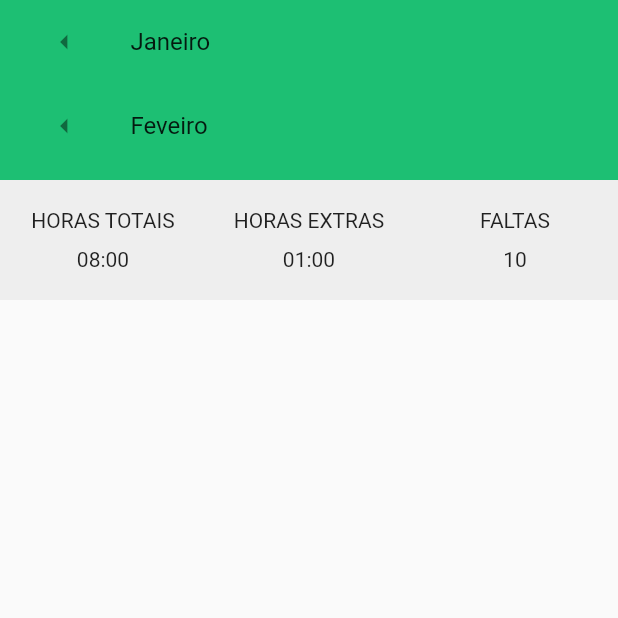
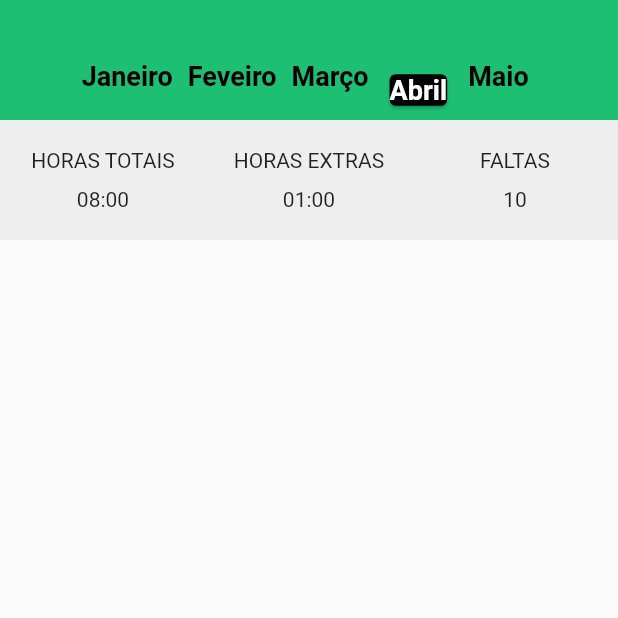
Before and after one commit to upPlay-company/via-ponto, a Flutter app: the RelatorioMonth screen opened directly, on a phone screen of 412 x 824 dp, the top half of it. Run offline on Flutter 3.47's test engine with Material 2 defaults, Android fonts, the phone set to English and light mode, and no system bars; our stand-ins replace bubble_tab_indicator, date_picker_timeline, flutter_mobx, geolocator, get_it, mobx and 3 more; missing offline and left inert: bmnav, location_permissions, slide_digital_clock; accounts and stored records are empty; generated files the repository leaves out were written again; network calls fail; statements that could not run were skipped.

Commit message:
Mês atual retornando dentro do card

```diff
--- a/lib/screens/relatorio/components/relatorio_month.dart
+++ b/lib/screens/relatorio/components/relatorio_month.dart
@@ -1,4 +1,3 @@
-import 'package:date_picker_timeline/date_picker_widget.dart';
 import 'package:flutter/material.dart';
 import 'package:flutter_mobx/flutter_mobx.dart';
 import 'package:viaponto_oficial/model/bater_ponto/bater_ponto.dart';
@@ -11,8 +10,6 @@ class RelatorioMonth extends StatefulWidget {
 }
 
 class _RelatorioMonthState extends State<RelatorioMonth> {
-  DatePickerController _controller = DatePickerController();
-
   DateTime _selectedValue = DateTime.now();
 
   final MyPontoStore store = MyPontoStore();
@@ -33,31 +30,51 @@ class _RelatorioMonthState extends State<RelatorioMonth> {
         children: [
           Container(
             color: Theme.of(context).primaryColor,
-            height: 120,
-            child: Padding(
-              padding: EdgeInsets.zero,
-              child: Container(
-                color: Theme.of(context).primaryColor,
-                child: Padding(
-                  padding: const EdgeInsets.only(left: 15),
+            height: 80,
+            padding: EdgeInsets.only(
+              top: 40,
+              left: MediaQuery.of(context).size.width * 0.12,
+              right: MediaQuery.of(context).size.width * 0.12,
+            ),
+            child: ListView.builder(
+              itemBuilder: (context, index) {
+                return GridTile(
                   child: Container(
-                    padding: EdgeInsets.only(right: 15),
-                    child: Container(
-                      height: 50.0,
-                      child: ListView.builder(
-                        itemBuilder: (context, index) {
-                          return ListTile(
-                            leading: Icon(Icons.arrow_left),
-                            title: Text("${returnMesInt(month[index])}"),
-                          );
-                        },
-                        itemCount: month.length,
-                        scrollDirection: Axis.vertical,
-                      ),
+                    margin: const EdgeInsets.symmetric(
+                      horizontal: 5,
                     ),
+                    color: Theme.of(context).primaryColor,
+                    child: month[index] == DateTime.now().month
+                        ? Center(
+                            child: Card(
+                              color: Colors.black,
+                              child: Text(
+                                returnMesString(
+                                  month[index],
+                                ),
+                                style: TextStyle(
+                                  fontSize: 18,
+                                  fontWeight: FontWeight.bold,
+                                  color: Colors.white,
+                                ),
+                              ),
+                            ),
+                          )
+                        : Text(
+                            returnMesString(
+                              month[index],
+                            ),
+                            style: TextStyle(
+                              fontSize: 18,
+                              fontWeight: FontWeight.bold,
+                              color: Colors.black,
+                            ),
+                          ),
                   ),
-                ),
-              ),
+                );
+              },
+              itemCount: month.length,
+              scrollDirection: Axis.horizontal,
             ),
           ),
           Container(
@@ -121,8 +138,8 @@ class _RelatorioMonthState extends State<RelatorioMonth> {
     ]));
   }
 
-  //Função para interar a lista de mês e retorn inteiro
-  String returnMesInt(int month) {
+  //Função para interar a lista de mês e return String tipo mês
+  String returnMesString(int month) {
     switch (month) {
       case 1:
         return 'Janeiro';
--- a/lib/screens/relatorio/components/report_month.dart
+++ b/lib/screens/relatorio/components/report_month.dart
@@ -16,7 +16,6 @@ class ReportMonth extends StatelessWidget {
 
   @override
   Widget build(BuildContext context) {
-    print("month report_month: ${month[3]}");
     if (month[3] == ponto.created.month)
       return Container(
         child: Column(
```
